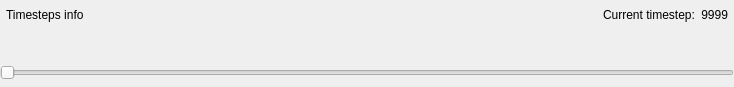
First picture: the form in RestrictedRangeSlider.ui, repository danlipsa/foamvis, before the edit.
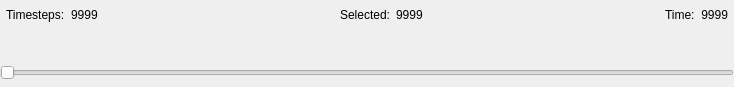
Second picture: the form after the edit. Custom widgets are drawn as their Qt base class.

Patch:
```diff
--- a/RestrictedRangeSlider.ui
+++ b/RestrictedRangeSlider.ui
@@ -47,7 +47,14 @@
       <item>
        <widget class="QLabel" name="labelInfo">
         <property name="text">
-         <string>Timesteps info</string>
+         <string>Timesteps:</string>
+        </property>
+       </widget>
+      </item>
+      <item>
+       <widget class="QLabel" name="labelTimesteps">
+        <property name="text">
+         <string>9999</string>
         </property>
        </widget>
       </item>
@@ -64,10 +71,37 @@
         </property>
        </spacer>
       </item>
+      <item>
+       <widget class="QLabel" name="labelSelectedTitle">
+        <property name="text">
+         <string>Selected:</string>
+        </property>
+       </widget>
+      </item>
+      <item>
+       <widget class="QLabel" name="labelSelected">
+        <property name="text">
+         <string>9999</string>
+        </property>
+       </widget>
+      </item>
+      <item>
+       <spacer name="horizontalSpacer_2">
+        <property name="orientation">
+         <enum>Qt::Horizontal</enum>
+        </property>
+        <property name="sizeHint" stdset="0">
+         <size>
+          <width>40</width>
+          <height>20</height>
+         </size>
+        </property>
+       </spacer>
+      </item>
       <item>
        <widget class="QLabel" name="label_2">
         <property name="text">
-         <string>Current timestep:</string>
+         <string>Time:</string>
         </property>
        </widget>
       </item>
```
Left out of the diff: 4 changed lines with no effect on the pictures.
